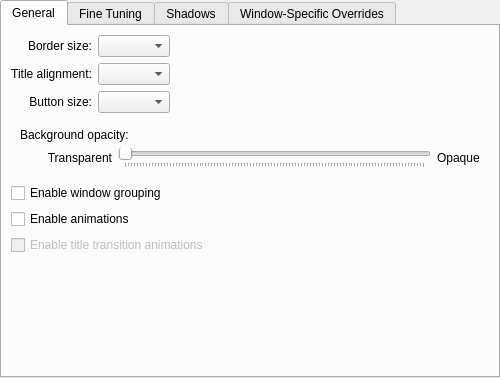
Old version of the form oxygen-transparent/decoration/config/ui/oxygenconfigurationui.ui in the repository mathieujobin/kde-playground-artwork.
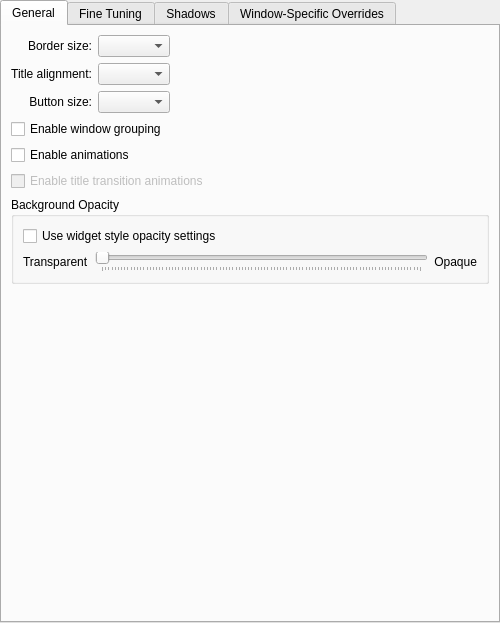
New version of the form. Custom widgets are drawn as their Qt base class.

Commit message:
- Set WM hint when argb is supported (from widget style) for a given window, and apply it to the decoration
- Added option for the decoration to use either its own transparency or respect the widget
style settings

- Changed configuration uis accordingly.

Diff of the .ui file:
```diff
--- a/oxygen-transparent/decoration/config/ui/oxygenconfigurationui.ui
+++ b/oxygen-transparent/decoration/config/ui/oxygenconfigurationui.ui
@@ -7,7 +7,7 @@
     <x>0</x>
     <y>0</y>
     <width>500</width>
-    <height>378</height>
+    <height>623</height>
    </rect>
   </property>
   <property name="sizePolicy">
@@ -95,69 +95,7 @@
          </property>
         </spacer>
        </item>
-       <item row="2" column="0" colspan="2">
-        <widget class="QWidget" name="backgroundOpacityWidget" native="true">
-         <layout class="QGridLayout" name="gridLayout_6">
-          <item row="1" column="1">
-           <spacer name="horizontalSpacer_6">
-            <property name="orientation">
-             <enum>Qt::Horizontal</enum>
-            </property>
-            <property name="sizeType">
-             <enum>QSizePolicy::Fixed</enum>
-            </property>
-            <property name="sizeHint" stdset="0">
-             <size>
-              <width>20</width>
-              <height>20</height>
-             </size>
-            </property>
-           </spacer>
-          </item>
-          <item row="1" column="2">
-           <widget class="QLabel" name="label_7">
-            <property name="text">
-             <string>Transparent</string>
-            </property>
-            <property name="alignment">
-             <set>Qt::AlignRight|Qt::AlignTrailing|Qt::AlignVCenter</set>
-            </property>
-           </widget>
-          </item>
-          <item row="1" column="3">
-           <widget class="QSlider" name="backgroundOpacity">
-            <property name="maximum">
-             <number>100</number>
-            </property>
-            <property name="orientation">
-             <enum>Qt::Horizontal</enum>
-            </property>
-            <property name="tickPosition">
-             <enum>QSlider::TicksBelow</enum>
-            </property>
-           </widget>
-          </item>
-          <item row="1" column="4">
-           <widget class="QLabel" name="label_8">
-            <property name="text">
-             <string>Opaque</string>
-            </property>
-           </widget>
-          </item>
-          <item row="0" column="1" colspan="3">
-           <widget class="QLabel" name="label_6">
-            <property name="text">
-             <string>Background opacity:</string>
-            </property>
-            <property name="alignment">
-             <set>Qt::AlignLeading|Qt::AlignLeft|Qt::AlignVCenter</set>
-            </property>
-           </widget>
-          </item>
-         </layout>
-        </widget>
-       </item>
-       <item row="3" column="0" colspan="2">
+       <item row="1" column="0" colspan="2">
         <layout class="QVBoxLayout" name="verticalLayout_3">
          <item>
           <widget class="QCheckBox" name="tabsEnabled">
@@ -185,7 +123,65 @@
          </item>
         </layout>
        </item>
-       <item row="4" column="0">
+       <item row="2" column="0" colspan="2">
+        <widget class="QGroupBox" name="groupBox">
+         <property name="title">
+          <string>Background Opacity</string>
+         </property>
+         <layout class="QVBoxLayout" name="verticalLayout_4">
+          <item>
+           <widget class="QCheckBox" name="opacityFromStyle">
+            <property name="text">
+             <string>Use widget style opacity settings</string>
+            </property>
+           </widget>
+          </item>
+          <item>
+           <widget class="QWidget" name="backgroundOpacityWidget" native="true">
+            <layout class="QHBoxLayout" name="horizontalLayout">
+             <property name="margin">
+              <number>0</number>
+             </property>
+             <item>
+              <widget class="QLabel" name="label_7">
+               <property name="text">
+                <string>Transparent</string>
+               </property>
+               <property name="alignment">
+                <set>Qt::AlignLeading|Qt::AlignLeft|Qt::AlignVCenter</set>
+               </property>
+              </widget>
+             </item>
+             <item>
+              <widget class="QSlider" name="backgroundOpacity">
+               <property name="maximum">
+                <number>100</number>
+               </property>
+               <property name="orientation">
+                <enum>Qt::Horizontal</enum>
+               </property>
+               <property name="tickPosition">
+                <enum>QSlider::TicksBelow</enum>
+               </property>
+              </widget>
+             </item>
+             <item>
+              <widget class="QLabel" name="label_8">
+               <property name="text">
+                <string>Opaque</string>
+               </property>
+               <property name="alignment">
+                <set>Qt::AlignRight|Qt::AlignTrailing|Qt::AlignVCenter</set>
+               </property>
+              </widget>
+             </item>
+            </layout>
+           </widget>
+          </item>
+         </layout>
+        </widget>
+       </item>
+       <item row="3" column="0" colspan="2">
         <spacer name="verticalSpacer">
          <property name="orientation">
           <enum>Qt::Vertical</enum>
```
Left out of the diff: 19 changed lines with no effect on the pictures. The commit also changes 13 other files.
